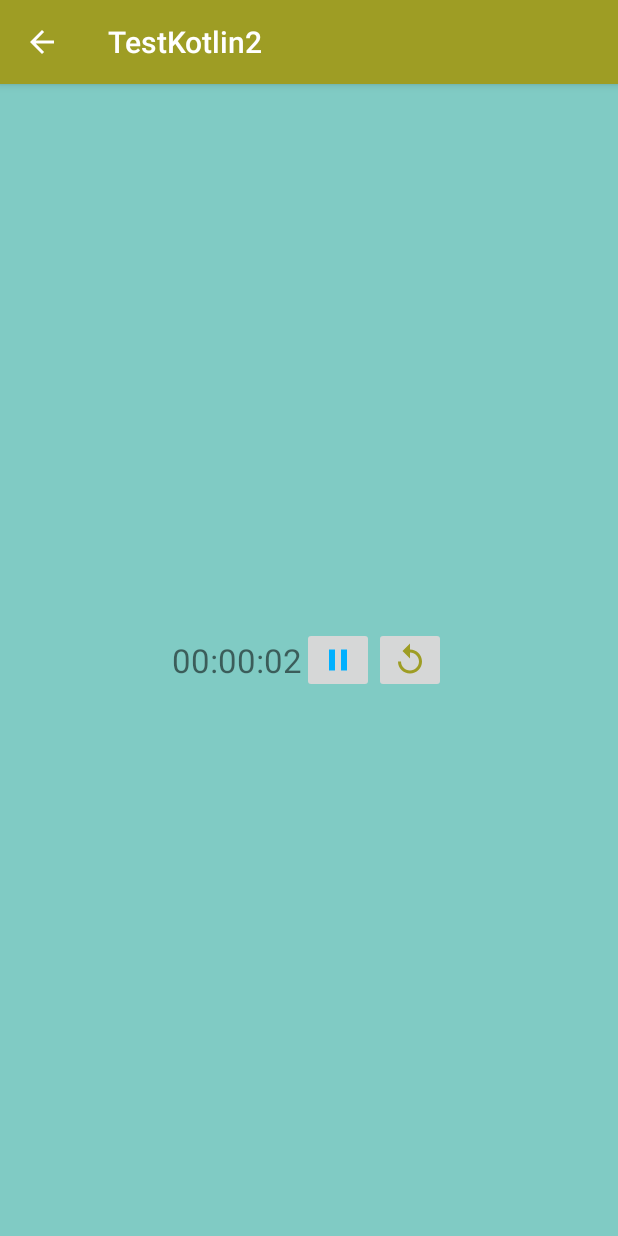
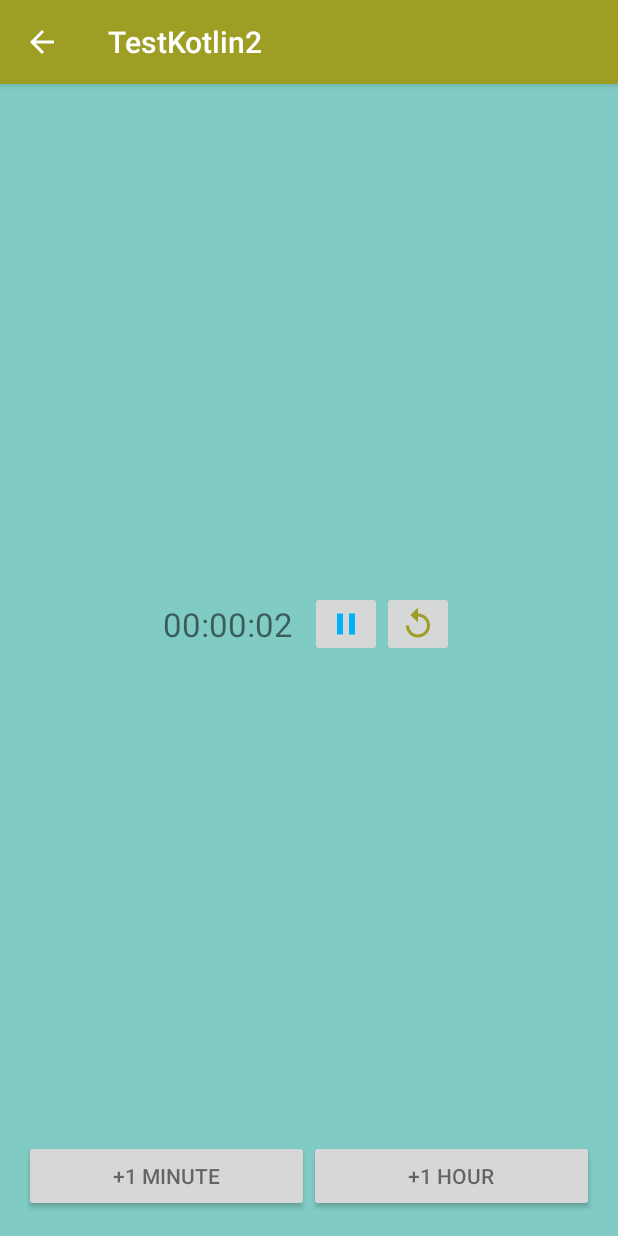
Before and after one commit to alvaro893/kotlin-android-example, an Android app: the OtherActivity screen opened directly, with no data from a screen before it, after a tap on an icon or button, on a phone screen of 412 x 824 dp. Run offline under Robolectric (Android 15) with nearby library versions, the phone set to English and light mode, and no system bars.

Commit message:
feat: add extra buttons

```diff
--- a/app/src/main/java/es/alvaroweb/testkotlin2/ChronometerHandler.kt
+++ b/app/src/main/java/es/alvaroweb/testkotlin2/ChronometerHandler.kt
@@ -40,7 +40,7 @@ class ChronometerHandler(chronometerView: TextView, activity: Activity, savedTim
     private fun updateChronometer() {
         Log.d("chronometer", "time:$mCurrentTime")
        mActivity?.runOnUiThread {
-           invalidate()
+           refreshTime()
        }
     }
 
@@ -57,7 +57,7 @@ class ChronometerHandler(chronometerView: TextView, activity: Activity, savedTim
             isChronometerRunning = false
         }else{
             isChronometerRunning = true
-            invalidate()
+            refreshTime()
             initThread()
             mThread.start()
         }
@@ -74,13 +74,19 @@ class ChronometerHandler(chronometerView: TextView, activity: Activity, savedTim
 
     fun setTime(time: Int?){
         mCurrentTime = time ?: return
+        refreshTime()
     }
 
     fun  getCurrrentTime(): Int {
         return mCurrentTime;
     }
 
-    fun invalidate() {
+    fun refreshTime() {
         mView?.text = formatTime(mCurrentTime)
     }
+
+    fun add(secs: Int) {
+        mCurrentTime += secs
+        refreshTime()
+    }
 }
--- a/app/src/main/java/es/alvaroweb/testkotlin2/OtherActivity.kt
+++ b/app/src/main/java/es/alvaroweb/testkotlin2/OtherActivity.kt
@@ -24,10 +24,11 @@ class OtherActivity : AppCompatActivity() {
             togglePlayButon(view as ImageButton)
         }
 
-        reload_button.setOnClickListener { view ->
-            mChronometer?.setTime(0)
-            mChronometer?.invalidate()
-        }
+        reload_button.setOnClickListener { view -> mChronometer?.setTime(0) }
+
+        plus_one_minute_button.setOnClickListener { view -> mChronometer?.add(60) }
+
+        plus_one_hour_button.setOnClickListener { view -> mChronometer?.add(3600) }
     }
 
     private fun togglePlayButon(imageButton: ImageButton) {
--- a/app/src/main/res/layout/activity_other.xml
+++ b/app/src/main/res/layout/activity_other.xml
@@ -15,7 +15,8 @@
         android:layout_height="0dp"
         android:id="@+id/linearLayout"
         android:layout_weight=".25"
-        android:gravity="center">
+        android:gravity="center"
+        android:weightSum="1">
 
         <TextView
             android:layout_width="wrap_content"
@@ -24,6 +25,12 @@
             android:text="00:00:00"
             android:id="@+id/chronometer_view" />
 
+
+        <Space
+            android:layout_width="0dp"
+            android:layout_height="match_parent"
+            android:layout_gravity="center_vertical"
+            android:layout_weight="0.06" />
 
         <ImageButton
             android:layout_width="wrap_content"
@@ -39,4 +46,29 @@
 
     </LinearLayout>
 
+    <LinearLayout
+        android:layout_width="match_parent"
+        android:layout_height="wrap_content"
+        android:orientation="horizontal">
+
+        <Button
+            style="?android:attr/buttonStyleSmall"
+            android:layout_width="0dp"
+            android:layout_height="wrap_content"
+            android:text="+1 minute"
+            android:id="@+id/plus_one_minute_button"
+            android:layout_weight="1"/>
+
+        <Button
+            style="?android:attr/buttonStyleSmall"
+            android:layout_width="0dp"
+            android:layout_height="wrap_content"
+            android:text="+1 hour"
+            android:id="@+id/plus_one_hour_button"
+            android:layout_weight="1"/>
+
+    </LinearLayout>
+
+
+
 </LinearLayout>
```
